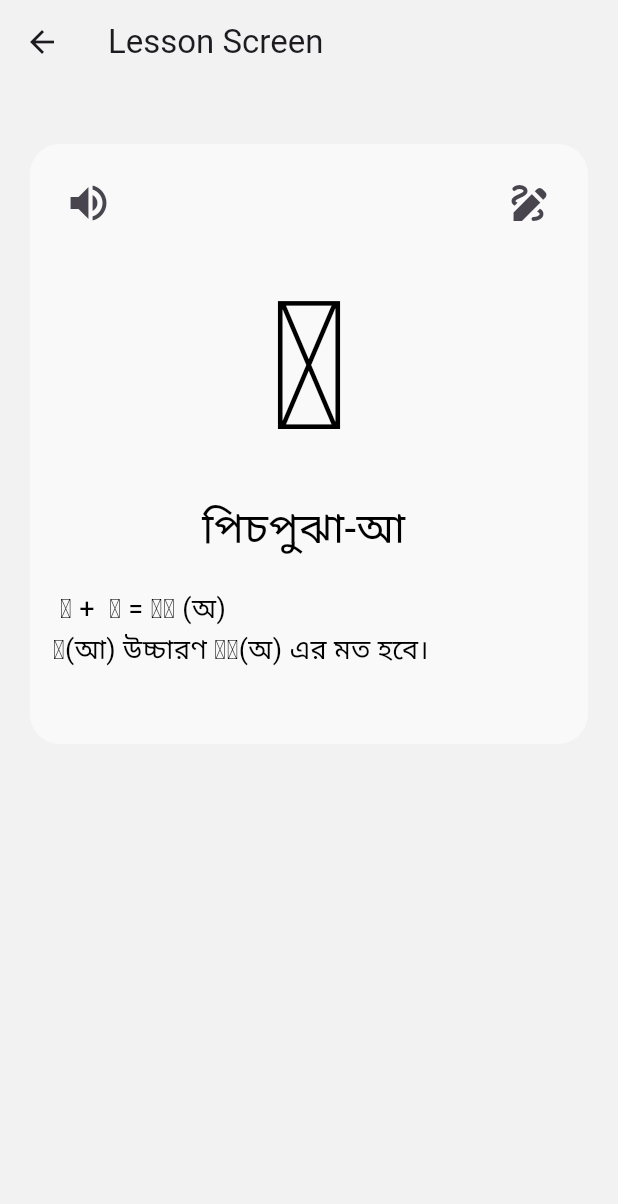
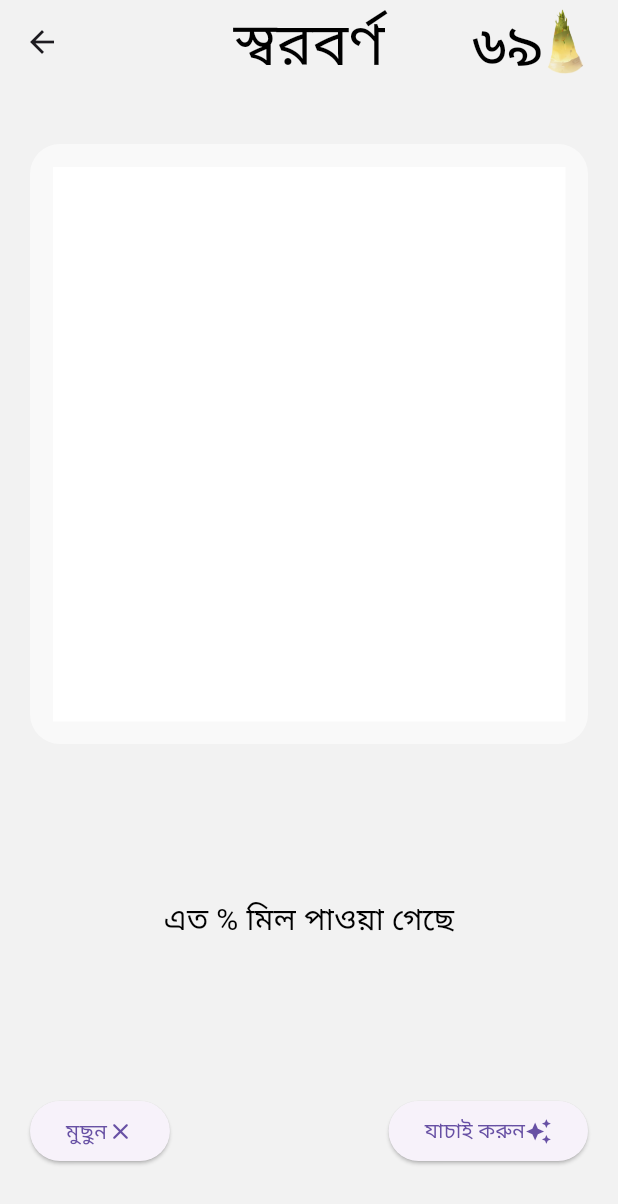
Before and after one commit to junechakma/Changma_Bhach--Flutter-Based-Chakma-Language-Learning-App, a Flutter app: the LessonScreen screen opened by its route, after a tap on the "draw" icon, on a phone screen of 412 x 824 dp. Shown: the top 1204 px of the screen. Run offline on Flutter 3.47's test engine with Material 3 defaults, Android fonts, the phone set to English and light mode, and no system bars; our stand-ins replace carousel_slider; generated files the repository leaves out were written again.

Commit message:
Added Drawing Page

```diff
--- a/lib/presentation/screens/lessons/lesson_screen.dart
+++ b/lib/presentation/screens/lessons/lesson_screen.dart
@@ -1,23 +1,44 @@
 import 'package:changma_bhach/presentation/styles/app_colors.dart';
 import 'package:changma_bhach/presentation/styles/text_styles.dart';
+import 'package:changma_bhach/presentation/widgets/lessons/drawing_widget.dart';
+import 'package:changma_bhach/presentation/widgets/score_counter.dart';
+import 'package:changma_bhach/providers/lesson_provider.dart';
 import 'package:flutter/material.dart';
+import 'package:flutter_gen/gen_l10n/app_localizations.dart';
+import 'package:provider/provider.dart';
 
 class LessonScreen extends StatelessWidget {
   const LessonScreen({super.key});
 
   @override
   Widget build(BuildContext context) {
+    final lessonProvider = Provider.of<LessonProvider>(context);
+
+    final GlobalKey<DrawingWidgetState> _drawingWidgetKey =
+        GlobalKey<DrawingWidgetState>();
+
     void onPressed() {}
     return Scaffold(
       backgroundColor: AppColors.bgWhite,
       appBar: AppBar(
         backgroundColor: AppColors.bgWhite,
-        title: Text('Lesson Screen'),
+        title: Text(
+          AppLocalizations.of(context)!.vowel,
+          style: TextStyles.lessonText.copyWith(fontSize: 40),
+        ),
+        centerTitle: true,
+        actions: const [
+          ScoreCounter(),
+          SizedBox(
+            width: 20,
+          )
+        ],
       ),
       body: Container(
         margin: const EdgeInsets.only(top: 40),
         padding: const EdgeInsets.symmetric(horizontal: 20),
         child: Column(
+          mainAxisAlignment: MainAxisAlignment.spaceBetween,
           children: [
             Container(
               height: 400,
@@ -26,7 +47,13 @@ class LessonScreen extends StatelessWidget {
                   borderRadius: BorderRadius.circular(20),
                   color: AppColors.lessonBg),
               child: Center(
-                  child: Column(
+                child: lessonProvider.isDrawMode
+                    ? SizedBox(
+                        child: ClipRect(
+                          child: DrawingWidget(key: _drawingWidgetKey),
+                        ),
+                      )
+                    : Column(
                         children: [
                           Row(
                             mainAxisAlignment: MainAxisAlignment.spaceBetween,
@@ -38,7 +65,8 @@ class LessonScreen extends StatelessWidget {
                                     size: 32,
                                   )),
                               IconButton(
-                          onPressed: onPressed,
+                                  onPressed: () =>
+                                      lessonProvider.toggleIsDrawMode(),
                                   icon: const Icon(
                                     Icons.draw,
                                     size: 32,
@@ -46,29 +74,98 @@ class LessonScreen extends StatelessWidget {
                             ],
                           ),
                           Text(
-                    '𑄃',
-                    style: TextStyles.categoryHeading.copyWith(fontSize: 120),
+                            lessonProvider.content["letter"],
+                            style: TextStyles.categoryHeading
+                                .copyWith(fontSize: 120),
                           ),
                           Text(
-                    'পিচপুঝা-আ ',
-                    style: TextStyles.subHeadingText.copyWith(fontSize: 28),
+                            lessonProvider.content["pronunciation"],
+                            style: TextStyles.subHeadingText
+                                .copyWith(fontSize: 28),
                           ),
-                  SizedBox(
-                    height: 20,
+                          const SizedBox(
+                            height: 50,
                           ),
-                  const Row(
+                          Row(
                             children: [
+                              const Text(
+                                "শব্দঃ ",
+                                style: TextStyles.headingText,
+                              ),
                               Text(
-                        ''' 𑄃 +  𑄧 = 𑄖𑄧 (অ)
-𑄖(আ) উচ্চারণ 𑄖𑄧(অ) এর মত হবে।
-''',
+                                lessonProvider.content["word"],
+                                style: TextStyles.subHeadingText,
+                              ),
+                              const Text(
+                                "-",
+                                style: TextStyles.subHeadingText,
+                              ),
+                              Text(
+                                lessonProvider.content["chakmaWord"],
                                 style: TextStyles.subHeadingText,
                               ),
                             ],
                           )
                         ],
-              )),
+                      ),
+              ),
+            ),
+            const SizedBox(
+              height: 50,
+            ),
+            if (!lessonProvider.isDrawMode) ...[
+              const Text(
+                "চাকমা ভাষায় স্বরবর্ন মাত্র ১টি (পিচপুঝা-আ)।",
+                style: TextStyles.lessonText,
+              ),
+            ] else ...[
+              const Text(
+                "এত % মিল পাওয়া গেছে",
+                style: TextStyles.lessonText,
               )
+            ],
+            const SizedBox(
+              height: 50,
+            ),
+            Row(
+              mainAxisAlignment: MainAxisAlignment.spaceBetween,
+              children: [
+                if (lessonProvider.isDrawMode) ...[
+                  ElevatedButton(
+                    onPressed: () => _drawingWidgetKey.currentState?.clear(),
+                    child: const Flexible(
+                      child: Row(
+                        children: [Text("মুছুন"), Icon(Icons.clear_rounded)],
+                      ),
+                    ),
+                  ),
+                  ElevatedButton(
+                    onPressed: onPressed,
+                    child: const Flexible(
+                      child: Row(
+                        children: [
+                          Text("যাচাই করুন"),
+                          Icon(Icons.auto_awesome)
+                        ],
+                      ),
+                    ),
+                  ),
+                ] else ...[
+                  const Text(""),
+                  ElevatedButton(
+                    onPressed: lessonProvider.toggleIsDrawMode,
+                    child: const Flexible(
+                      child: Row(
+                        children: [Text("আকুন"), Icon(Icons.brush)],
+                      ),
+                    ),
+                  ),
+                ],
+              ],
+            ),
+            const SizedBox(
+              height: 20,
+            ),
           ],
         ),
       ),
--- a/lib/presentation/styles/text_styles.dart
+++ b/lib/presentation/styles/text_styles.dart
@@ -12,7 +12,7 @@ class TextStyles {
   );
 
   static const TextStyle scoreCounter = TextStyle(
-    fontWeight: FontWeight.bold,
+    fontWeight: FontWeight.w500,
     fontSize: 40,
     color: Colors.black,
   );
@@ -33,4 +33,10 @@ class TextStyles {
     fontWeight: FontWeight.normal,
     color: Colors.black,
   );
+
+  static const TextStyle lessonText = TextStyle(
+    fontSize: 20,
+    fontWeight: FontWeight.normal,
+    color: Colors.black,
+  );
 }
--- a/lib/presentation/widgets/lesson_button.dart
+++ b/lib/presentation/widgets/lesson_button.dart
@@ -36,7 +36,7 @@ class LessonButton extends StatelessWidget {
               children: [
                 Image(
                   image: AssetImage(image),
-                  width: 100,
+                  width: 90,
                 ),
               ],
             ),
--- /dev/null
+++ b/lib/presentation/widgets/lessons/drawing_widget.dart
@@ -0,0 +1,65 @@
+import 'package:flutter/material.dart';
+
+class DrawingWidget extends StatefulWidget {
+  const DrawingWidget({super.key});
+
+  @override
+  State<DrawingWidget> createState() => DrawingWidgetState();
+}
+
+class DrawingWidgetState extends State<DrawingWidget> {
+  List<Offset?> _points = [];
+
+  void clear() {
+    setState(() {
+      _points.clear();
+    });
+  }
+
+  @override
+  Widget build(BuildContext context) {
+    return GestureDetector(
+      onPanUpdate: (details) => {
+        setState(() {
+          RenderBox renderBox = context.findRenderObject() as RenderBox;
+          Offset localPosition =
+              renderBox.globalToLocal(details.globalPosition);
+          _points.add(localPosition);
+        })
+      },
+      onPanEnd: (details) {
+        _points.add(null);
+      },
+      child: CustomPaint(
+        painter: _DrawingPainter(_points),
+        size: Size.infinite,
+      ),
+    );
+  }
+}
+
+class _DrawingPainter extends CustomPainter {
+  final List<Offset?> points;
+  _DrawingPainter(this.points);
+
+  @override
+  void paint(Canvas canvas, Size size) {
+    Paint backgroundPaint = Paint()..color = Colors.white;
+    canvas.drawRect(
+        Rect.fromLTWH(0, 0, size.width, size.height), backgroundPaint);
+
+    Paint paint = Paint()
+      ..color = Colors.black
+      ..strokeCap = StrokeCap.round
+      ..strokeWidth = 7.0;
+
+    for (int i = 0; i < points.length - 1; i++) {
+      if (points[i] != null && points[i + 1] != null) {
+        canvas.drawLine(points[i]!, points[i + 1]!, paint);
+      }
+    }
+  }
+
+  @override
+  bool shouldRepaint(_DrawingPainter oldDelegate) => true;
+}
--- /dev/null
+++ b/lib/presentation/widgets/score_counter.dart
@@ -0,0 +1,37 @@
+import 'package:changma_bhach/presentation/styles/app_images.dart';
+import 'package:changma_bhach/presentation/styles/text_styles.dart';
+import 'package:changma_bhach/providers/locale_provider.dart';
+import 'package:changma_bhach/providers/score_provider.dart'; // Updated import
+import 'package:flutter/material.dart';
+import 'package:intl/intl.dart';
+import 'package:provider/provider.dart';
+
+class ScoreCounter extends StatelessWidget {
+  const ScoreCounter({super.key});
+
+  @override
+  Widget build(BuildContext context) {
+    final locale = Provider.of<LocaleProvider>(context).locale;
+    final numberFormatter =
+        NumberFormat.decimalPattern(locale.languageCode == "bn" ? "bn" : "en");
+
+    return SizedBox(
+      child: Row(
+        children: [
+          Consumer<ScoreProvider>(builder: (context, scoreCounter, child) {
+            final formattedScore = numberFormatter.format(scoreCounter.score);
+
+            return Text(
+              formattedScore.toString(),
+              style: TextStyles.scoreCounter,
+            );
+          }),
+          const Image(
+            image: AssetImage(AppImages.scoreImage),
+            width: 30,
+          ),
+        ],
+      ),
+    );
+  }
+}
--- /dev/null
+++ b/lib/providers/lesson_provider.dart
@@ -0,0 +1,65 @@
+import 'package:flutter/material.dart';
+
+class LessonProvider extends ChangeNotifier {
+  bool _isDrawMode = false;
+  int _currentIndex = 0;
+  bool _isCorrectLetter = false;
+
+  final List<Map<String, dynamic>> _vowels = [
+    {
+      'letter': '𑄃',
+      'pronunciation': 'পিছপুজা-আ',
+      'word': 'অনারস',
+      'chakmaWord': 'আনাজ (𑄥𑄕𑄎𑄧)',
+      'rules': 'চাকমা ভাষায় স্বরবর্ন মাত্র ১টি (পিচপুঝা-আ)।'
+    },
+    {
+      'letter': '𑄄',
+      'pronunciation': 'পিছপুজা-ই',
+      'word': 'ইলিশ',
+      'chakmaWord': 'ইলিশ (𑄇𑄧𑄟𑄧)',
+      'rules': 'চাকমা ভাষায় স্বরবর্ন মাত্র ১টি (পিচপুঝা-ই)।'
+    },
+    {
+      'letter': '𑄅',
+      'pronunciation': 'পিছপুজা-উ',
+      'word': 'উদ্ভিদ',
+      'chakmaWord': 'উদ্ভিদ (𑄇𑄧𑄖𑄧𑄚)',
+      'rules': 'চাকমা ভাষায় স্বরবর্ন মাত্র ১টি (পিচপুঝা-উ)।'
+    },
+    {
+      'letter': '𑄆',
+      'pronunciation': 'পিছপুজা-এ',
+      'word': 'এলাচি',
+      'chakmaWord': 'এলাচি (𑄇𑄧𑄟𑄧)',
+      'rules': 'চাকমা ভাষায় স্বরবর্ন মাত্র ১টি (পিচপুঝা-এ)।'
+    }
+  ];
+
+  bool get isDrawMode => _isDrawMode;
+  int get currentIndex => _currentIndex;
+  bool get isCorrectLetter => _isCorrectLetter;
+  Map<String, dynamic> get content => _vowels[_currentIndex];
+
+  void toggleIsDrawMode() {
+    _isDrawMode = !_isDrawMode;
+    notifyListeners();
+  }
+
+  void drawingValidation(String letter) {
+    if (_vowels[currentIndex]["letter"] == letter) {
+      _isCorrectLetter = true;
+      notifyListeners();
+    } else {
+      _isCorrectLetter = false;
+    }
+  }
+
+  void nextLetter() {
+    if (_isCorrectLetter && _currentIndex < _vowels.length - 1) {
+      _currentIndex++;
+      _isCorrectLetter = false;
+      notifyListeners();
+    }
+  }
+}
--- /dev/null
+++ b/lib/providers/score_provider.dart
@@ -0,0 +1,13 @@
+import 'package:flutter/material.dart';
+
+class ScoreProvider extends ChangeNotifier {
+  int _score = 69;
+  int get score {
+    return _score;
+  }
+
+  void incrementScore() {
+    _score++;
+    notifyListeners();
+  }
+}
```
Also changed, not shown: lib/l10n/app_bn.arb (+11 -1 lines), lib/l10n/app_en.arb (+11 -4 lines), lib/logic/character_recognition.dart (added, +37 -0 lines), lib/main.dart (+10 -6 lines), lib/presentation/screens/home_screen.dart (+23 -36 lines). Lines whose indentation alone changed are shown as unchanged.
